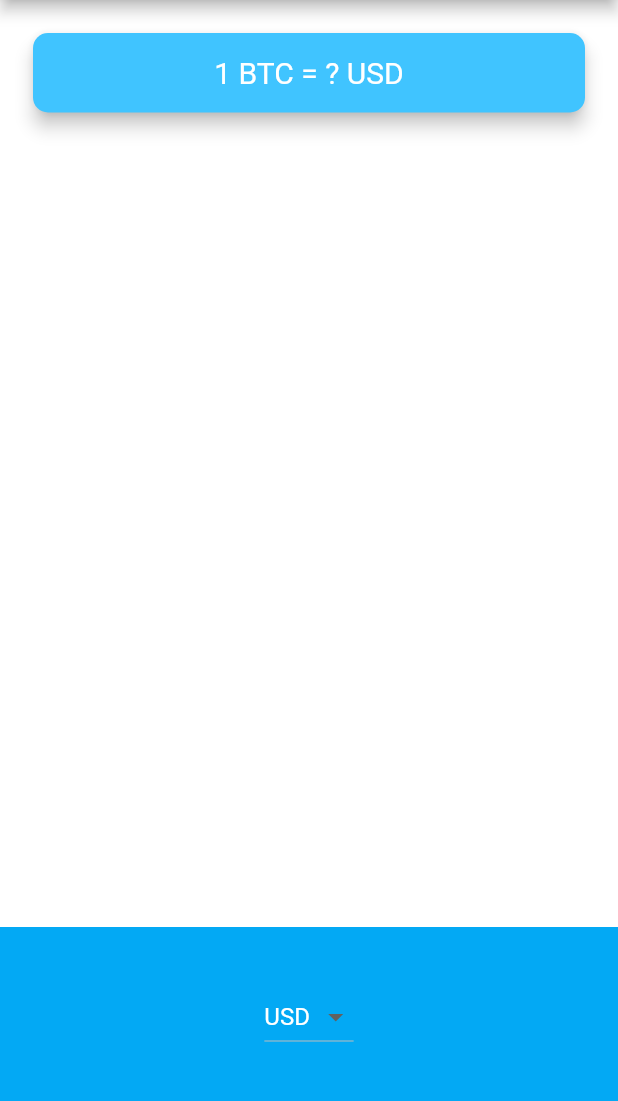
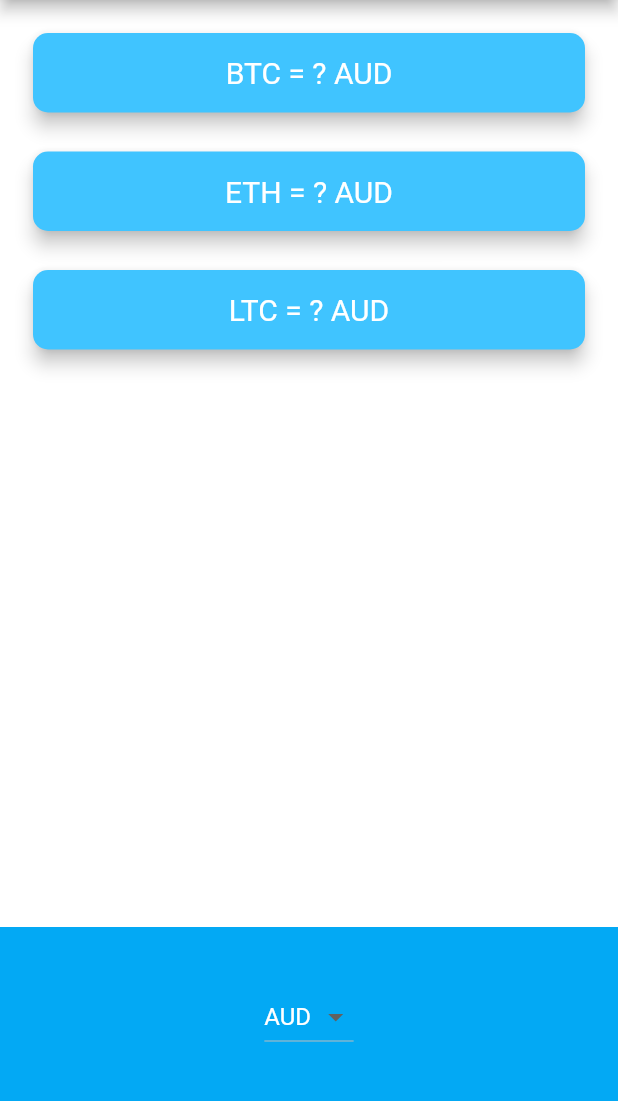
Before and after one commit to muhafs/flutter_bitcoin_ticker_app, a Flutter app: the screen it shows after launch, on a phone screen of 412 x 824 dp, the part 84-1185 px from its top. Run offline on Flutter 3.47's test engine with Material 2 defaults, Android fonts, the phone set to English and light mode, and no system bars; network calls fail.

Commit message:
- configs: install http package - features: complete the crypto ticker application using CoinAPI.io

```diff
--- a/lib/coin_data.dart
+++ /dev/null
@@ -1,31 +0,0 @@
-const List<String> currenciesList = [
-  'AUD',
-  'BRL',
-  'CAD',
-  'CNY',
-  'EUR',
-  'GBP',
-  'HKD',
-  'IDR',
-  'ILS',
-  'INR',
-  'JPY',
-  'MXN',
-  'NOK',
-  'NZD',
-  'PLN',
-  'RON',
-  'RUB',
-  'SEK',
-  'SGD',
-  'USD',
-  'ZAR'
-];
-
-const List<String> cryptoList = [
-  'BTC',
-  'ETH',
-  'LTC',
-];
-
-class CoinData {}
--- a/lib/main.dart
+++ b/lib/main.dart
@@ -1,5 +1,5 @@
 import 'package:flutter/material.dart';
-import 'package:bitcoin_ticker_app/price_screen.dart';
+import 'package:bitcoin_ticker_app/screens/price_screen.dart';
 
 void main() => runApp(const MyApp());
 
--- a/lib/price_screen.dart
+++ /dev/null
@@ -1,78 +0,0 @@
-import 'package:bitcoin_ticker_app/coin_data.dart';
-import 'package:flutter/material.dart';
-
-class PriceScreen extends StatefulWidget {
-  const PriceScreen({super.key});
-
-  @override
-  State<PriceScreen> createState() => _PriceScreenState();
-}
-
-class _PriceScreenState extends State<PriceScreen> {
-  String selectedCurrency = "USD";
-
-  List<DropdownMenuItem<String>> getDropdownMenuItems() {
-    List<DropdownMenuItem<String>> dropdownItems = [];
-
-    for (String currency in currenciesList) {
-      DropdownMenuItem<String> newItem = DropdownMenuItem(
-        value: currency,
-        child: Text(currency),
-      );
-
-      dropdownItems.add(newItem);
-    }
-
-    return dropdownItems;
-  }
-
-  @override
-  Widget build(BuildContext context) {
-    return Scaffold(
-      appBar: AppBar(
-        centerTitle: true,
-        title: const Text('🤑 Coin Ticker'),
-      ),
-      body: Column(
-        mainAxisAlignment: MainAxisAlignment.spaceBetween,
-        crossAxisAlignment: CrossAxisAlignment.stretch,
-        children: [
-          Padding(
-            padding: const EdgeInsets.fromLTRB(18.0, 18.0, 18.0, 0),
-            child: Card(
-              color: Colors.lightBlueAccent,
-              elevation: 5.0,
-              shape: RoundedRectangleBorder(
-                borderRadius: BorderRadius.circular(10.0),
-              ),
-              child: const Padding(
-                padding: EdgeInsets.symmetric(vertical: 15.0, horizontal: 28.0),
-                child: Text(
-                  '1 BTC = ? USD',
-                  textAlign: TextAlign.center,
-                  style: TextStyle(
-                    fontSize: 20.0,
-                    color: Colors.white,
-                  ),
-                ),
-              ),
-            ),
-          ),
-          Container(
-            height: 150.0,
-            alignment: Alignment.center,
-            padding: const EdgeInsets.only(bottom: 30.0),
-            color: Colors.lightBlue,
-            child: DropdownButton<String>(
-              value: selectedCurrency,
-              items: getDropdownMenuItems(),
-              onChanged: ((value) {
-                setState(() => selectedCurrency = value!);
-              }),
-            ),
-          ),
-        ],
-      ),
-    );
-  }
-}
--- /dev/null
+++ b/lib/screens/price_screen.dart
@@ -0,0 +1,174 @@
+// ignore_for_file: avoid_print
+
+import 'package:bitcoin_ticker_app/services/coin_data.dart';
+import 'package:flutter/material.dart';
+import 'package:flutter/cupertino.dart';
+import 'dart:io' show Platform;
+
+class PriceScreen extends StatefulWidget {
+  const PriceScreen({super.key});
+
+  @override
+  State<PriceScreen> createState() => _PriceScreenState();
+}
+
+class _PriceScreenState extends State<PriceScreen> {
+  String selectedCurrency = "AUD";
+  Map<String, String> currentPrice = {};
+
+  // dropdown items for Android Material
+  DropdownButton<String> androidDropdown() {
+    // prepare an empty list
+    List<DropdownMenuItem<String>> dropdownItems = [];
+
+    // store each item to the list
+    for (String currency in currenciesList) {
+      DropdownMenuItem<String> newItem = DropdownMenuItem(
+        value: currency,
+        child: Text(currency),
+      );
+
+      dropdownItems.add(newItem);
+    }
+
+    // return Dropdown Widget with data
+    return DropdownButton<String>(
+      value: selectedCurrency, // selected
+      items: dropdownItems, // menu
+      onChanged: ((value) {
+        setState(() {
+          selectedCurrency = value!;
+
+          getPrice();
+        });
+      }),
+    );
+  }
+
+  CupertinoPicker iosPicker() {
+    // prepare an empty list
+    List<Text> listItems = [];
+
+    // store each item to the list
+    for (String currency in currenciesList) {
+      listItems.add(Text(currency));
+    }
+
+    // return the Picker Widget with data
+    return CupertinoPicker(
+      itemExtent: 32, // height of items
+      onSelectedItemChanged: (selectedIndex) {
+        setState(() {
+          selectedCurrency = currenciesList[selectedIndex];
+
+          getPrice();
+        });
+      },
+      children: listItems, // menu
+    );
+  }
+
+  void getPrice() async {
+    try {
+      Map<String, String> data = await CoinData().getCoinData(selectedCurrency);
+
+      setState(() {
+        currentPrice = data;
+      });
+    } catch (e) {
+      print(e);
+    }
+  }
+
+  List<CryptoCard> cryptoCardList() {
+    List<CryptoCard> list = [];
+
+    for (String crypto in cryptoList) {
+      list.add(
+        CryptoCard(
+            crypto: crypto,
+            currentPrice:
+                currentPrice[crypto] != null ? currentPrice[crypto]! : '?',
+            selectedCurrency: selectedCurrency),
+      );
+    }
+
+    return list;
+  }
+
+  @override
+  void initState() {
+    super.initState();
+
+    getPrice();
+  }
+
+  @override
+  Widget build(BuildContext context) {
+    return Scaffold(
+      appBar: AppBar(
+        centerTitle: true,
+        title: const Text('🤑 Coin Ticker'),
+      ),
+      body: Column(
+        mainAxisAlignment: MainAxisAlignment.spaceBetween,
+        crossAxisAlignment: CrossAxisAlignment.stretch,
+        children: [
+          Column(
+            mainAxisAlignment: MainAxisAlignment.spaceBetween,
+            crossAxisAlignment: CrossAxisAlignment.stretch,
+            children: cryptoCardList(),
+          ),
+          Container(
+            height: 150.0,
+            alignment: Alignment.center,
+            padding: const EdgeInsets.only(bottom: 30.0),
+            color: Colors.lightBlue,
+            child: Platform.isIOS ? iosPicker() : androidDropdown(),
+          ),
+        ],
+      ),
+    );
+  }
+}
+
+class CryptoCard extends StatelessWidget {
+  const CryptoCard({
+    Key? key,
+    required this.crypto,
+    required this.currentPrice,
+    required this.selectedCurrency,
+  }) : super(key: key);
+
+  final String crypto;
+  final String currentPrice;
+  final String selectedCurrency;
+
+  @override
+  Widget build(BuildContext context) {
+    return Padding(
+      padding: const EdgeInsets.fromLTRB(18.0, 18.0, 18.0, 0),
+      child: Card(
+        color: Colors.lightBlueAccent,
+        elevation: 5.0,
+        shape: RoundedRectangleBorder(
+          borderRadius: BorderRadius.circular(10.0),
+        ),
+        child: Padding(
+          padding: const EdgeInsets.symmetric(
+            vertical: 15.0,
+            horizontal: 28.0,
+          ),
+          child: Text(
+            '$crypto = $currentPrice $selectedCurrency',
+            textAlign: TextAlign.center,
+            style: const TextStyle(
+              fontSize: 20.0,
+              color: Colors.white,
+            ),
+          ),
+        ),
+      ),
+    );
+  }
+}
--- /dev/null
+++ b/lib/services/coin_data.dart
@@ -0,0 +1,66 @@
+// ignore_for_file: avoid_print
+
+import 'package:http/http.dart' as http;
+import 'dart:convert';
+
+const List<String> currenciesList = [
+  'AUD',
+  'BRL',
+  'CAD',
+  'CNY',
+  'EUR',
+  'GBP',
+  'HKD',
+  'IDR',
+  'ILS',
+  'INR',
+  'JPY',
+  'MXN',
+  'NOK',
+  'NZD',
+  'PLN',
+  'RON',
+  'RUB',
+  'SEK',
+  'SGD',
+  'USD',
+  'ZAR'
+];
+
+const List<String> cryptoList = [
+  'BTC',
+  'ETH',
+  'LTC',
+];
+
+// --url      https://rest.coinapi.io/v1/exchangerate/BTC/USD \
+const apiURL = 'https://rest.coinapi.io/v1/exchangerate';
+// --header   "X-CoinAPI-Key: 73034021-THIS-IS-SAMPLE-KEY"
+const apiKey = 'DEEA9CBA-AE4D-428F-ACA6-3C587ACE683F';
+
+class CoinData {
+  Future<dynamic> getCoinData([String? currency = 'AUD']) async {
+    Map<String, String> results = {};
+
+    for (String crypto in cryptoList) {
+      // fetch dta from api
+      http.Response response = await http.get(
+        Uri.parse('$apiURL/$crypto/$currency'),
+        headers: {"X-CoinAPI-Key": apiKey},
+      );
+
+      if (response.statusCode == 200) {
+        // if success then extract the data from JSON
+        var extractedData = jsonDecode(response.body);
+        double lastPrice = extractedData["rate"];
+
+        results[crypto] = lastPrice.toStringAsFixed(0);
+      } else {
+        // if failed show the status
+        print(response.statusCode);
+      }
+    }
+    // print(results);
+    return results;
+  }
+}
--- a/pubspec.yaml
+++ b/pubspec.yaml
@@ -36,6 +36,7 @@ dependencies:
   # The following adds the Cupertino Icons font to your application.
   # Use with the CupertinoIcons class for iOS style icons.
   cupertino_icons: ^1.0.2
+  http: ^0.13.5
 
 dev_dependencies:
   flutter_test:
```
Also changed, not shown: pubspec.lock.
